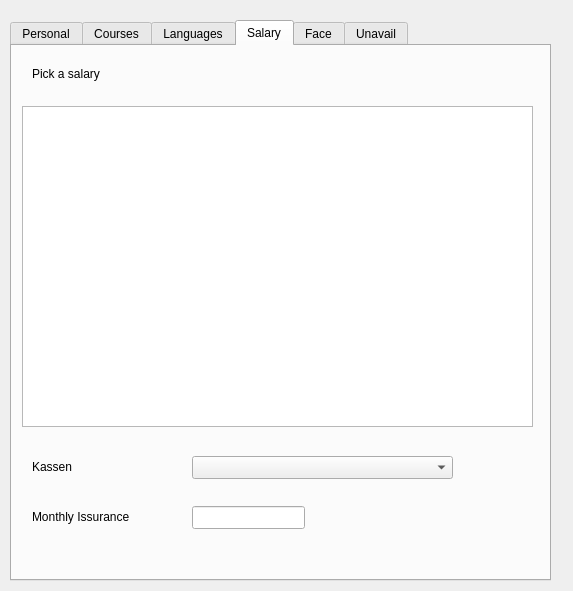
Old version of the form addnewteacherdialog.ui in the repository MrRisoni/Gauss.
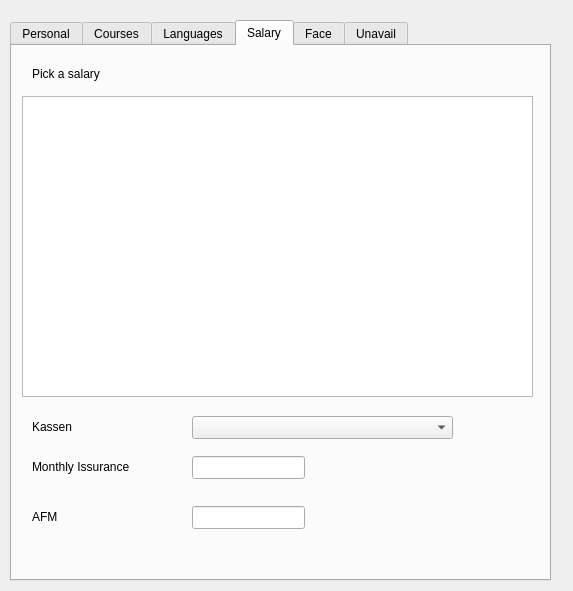
New version of the form. The open tabs and pages were chosen to show the change.

```diff
--- a/addnewteacherdialog.ui
+++ b/addnewteacherdialog.ui
@@ -318,9 +318,9 @@
      <property name="geometry">
       <rect>
        <x>10</x>
-       <y>60</y>
+       <y>50</y>
        <width>511</width>
-       <height>321</height>
+       <height>301</height>
       </rect>
      </property>
      <property name="selectionBehavior">
@@ -344,7 +344,7 @@
      <property name="geometry">
       <rect>
        <x>20</x>
-       <y>410</y>
+       <y>370</y>
        <width>141</width>
        <height>21</height>
       </rect>
@@ -357,7 +357,7 @@
      <property name="geometry">
       <rect>
        <x>180</x>
-       <y>410</y>
+       <y>370</y>
        <width>261</width>
        <height>23</height>
       </rect>
@@ -367,7 +367,7 @@
      <property name="geometry">
       <rect>
        <x>20</x>
-       <y>460</y>
+       <y>410</y>
        <width>141</width>
        <height>21</height>
       </rect>
@@ -377,6 +377,29 @@
      </property>
     </widget>
     <widget class="QLineEdit" name="lineKasse">
+     <property name="geometry">
+      <rect>
+       <x>180</x>
+       <y>410</y>
+       <width>113</width>
+       <height>23</height>
+      </rect>
+     </property>
+    </widget>
+    <widget class="QLabel" name="label_4">
+     <property name="geometry">
+      <rect>
+       <x>20</x>
+       <y>460</y>
+       <width>141</width>
+       <height>21</height>
+      </rect>
+     </property>
+     <property name="text">
+      <string>AFM</string>
+     </property>
+    </widget>
+    <widget class="QLineEdit" name="lineAFM">
      <property name="geometry">
       <rect>
        <x>180</x>
```
Left out of the diff: 29 changed lines with no effect on the pictures.
